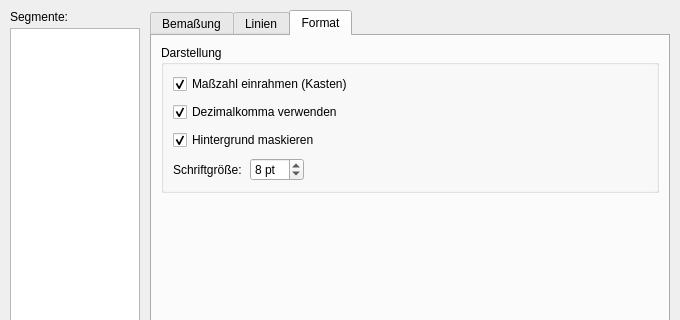
First picture: the form in sources/ui/dimensionpropertiesdialog.ui, repository qelectrotech/qelectrotech-source-mirror, before the edit; both pictures show x 0 to 680 and y 0 to 320 of the 680 by 520 pixel window.
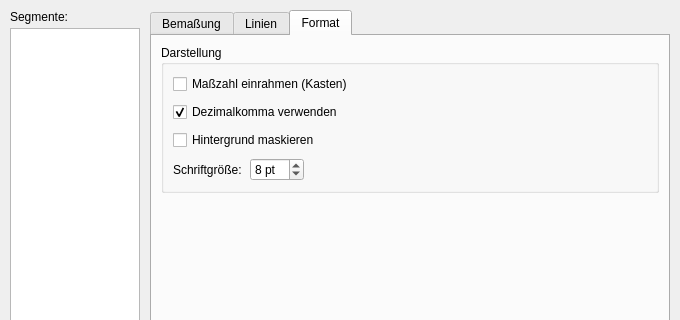
Second picture: the form after the edit. The open tabs and pages were chosen to show the change.

```diff
--- a/sources/ui/dimensionpropertiesdialog.ui
+++ b/sources/ui/dimensionpropertiesdialog.ui
@@ -548,7 +548,7 @@
                <string>Maßzahl einrahmen (Kasten)</string>
               </property>
               <property name="checked">
-               <bool>true</bool>
+               <bool>false</bool>
               </property>
              </widget>
             </item>
@@ -568,7 +568,7 @@
                <string>Hintergrund maskieren</string>
               </property>
               <property name="checked">
-               <bool>true</bool>
+               <bool>false</bool>
               </property>
              </widget>
             </item>
```
